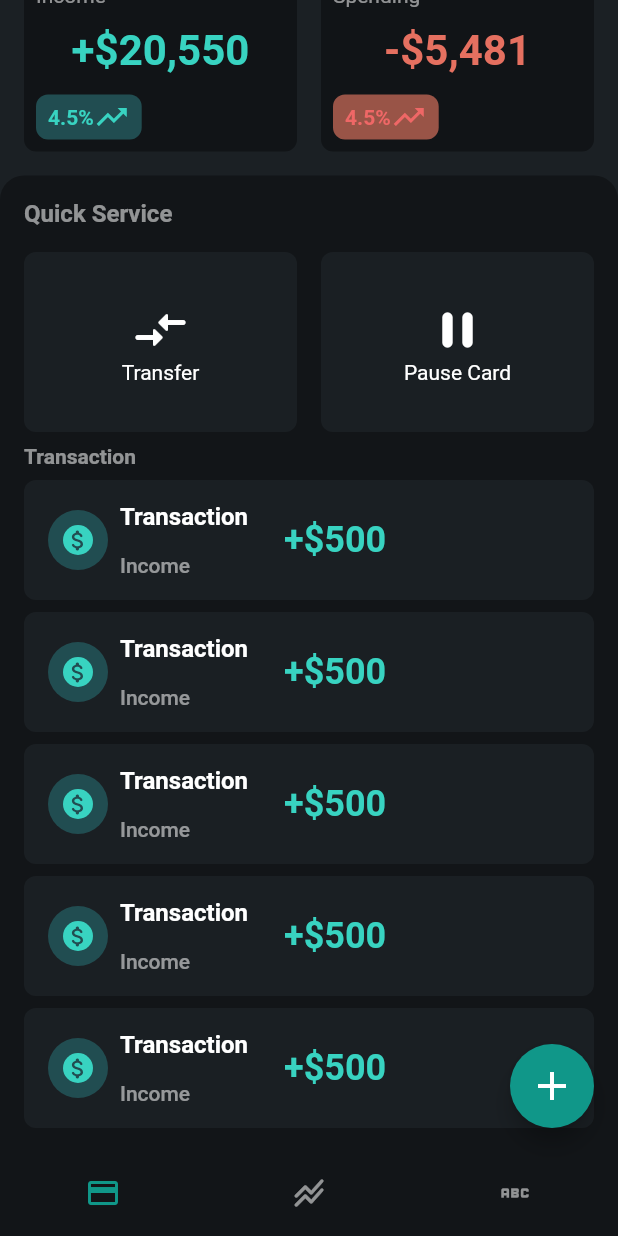
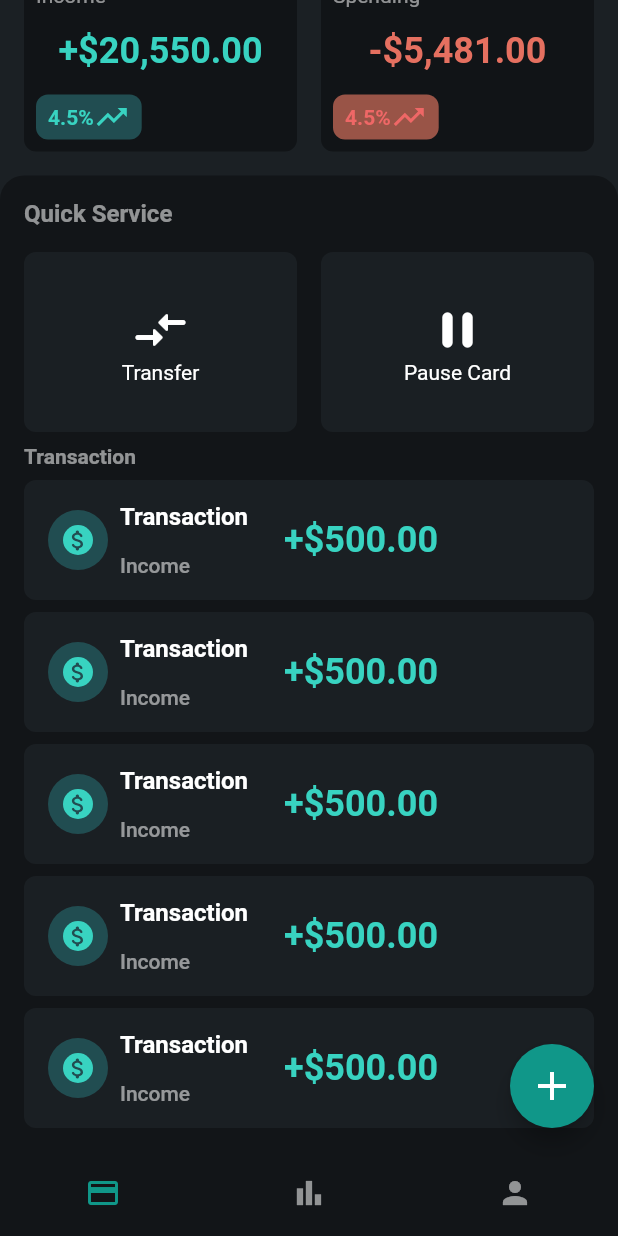
Before and after one commit to Xicatto/banking, a Flutter app: the screen it shows after launch, scrolled down 296 dp, on a phone screen of 412 x 824 dp. Run offline on Flutter 3.47's test engine with Material 2 defaults, Android fonts, the phone set to English and light mode, and no system bars; statements that could not run were skipped.

Commit message:
Few adjustments

```diff
--- a/lib/main.dart
+++ b/lib/main.dart
@@ -54,11 +54,11 @@ class _MyHomePageState extends State<MyHomePage> {
           ),
           BottomNavigationBarItem(
             label: '',
-            icon: Icon(Icons.stacked_line_chart_rounded),
+            icon: Icon(Icons.bar_chart),
           ),
           BottomNavigationBarItem(
             label: '',
-            icon: Icon(Icons.abc),
+            icon: Icon(Icons.person),
           ),
         ],
       ),
@@ -73,7 +73,7 @@ class _MyHomePageState extends State<MyHomePage> {
                     const Padding(
                       padding: EdgeInsets.only(bottom: 16.0),
                       child: Align(
-                        alignment: Alignment.centerLeft,
+                        alignment: Alignment.center,
                         child: Text(
                           'Credit Card',
                           style: TextStyle(fontSize: 42, color: Colors.white),
@@ -202,11 +202,11 @@ class _MyHomePageState extends State<MyHomePage> {
           const Align(
             alignment: Alignment.center,
             child: Text(
-              '+\$20,550',
+              '+\$20,550.00',
               style: TextStyle(
                   color: Color(0xFF38d3c1),
                   fontWeight: FontWeight.bold,
-                  fontSize: 28),
+                  fontSize: 24),
             ),
           ),
           Row(
@@ -265,10 +265,10 @@ class _MyHomePageState extends State<MyHomePage> {
           const Align(
             alignment: Alignment.center,
             child: Text(
-              '-\$5,481',
+              '-\$5,481.00',
               style: TextStyle(
                   color: Color(0xFFe57060),
-                  fontSize: 28,
+                  fontSize: 24,
                   fontWeight: FontWeight.bold),
             ),
           ),
@@ -468,7 +468,7 @@ class _MyHomePageState extends State<MyHomePage> {
                       const Padding(
                         padding: EdgeInsets.only(left: 24.0),
                         child: Text(
-                          '+\$500',
+                          '+\$500.00',
                           style: TextStyle(
                             color: Color(0xFF38d3c1),
                             fontWeight: FontWeight.w600,
```
